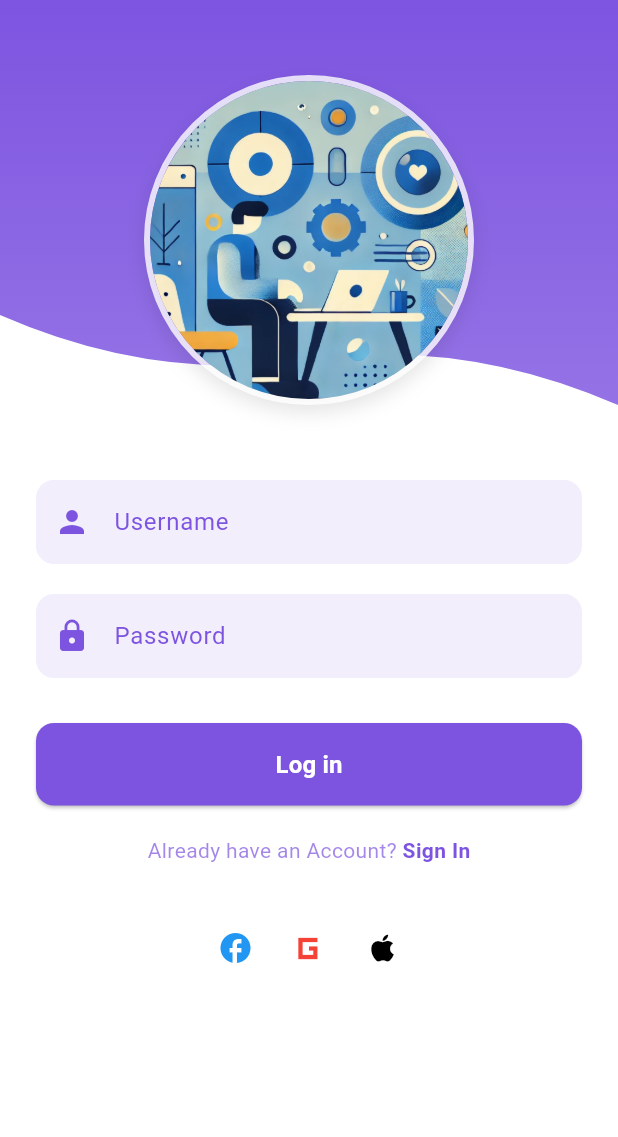
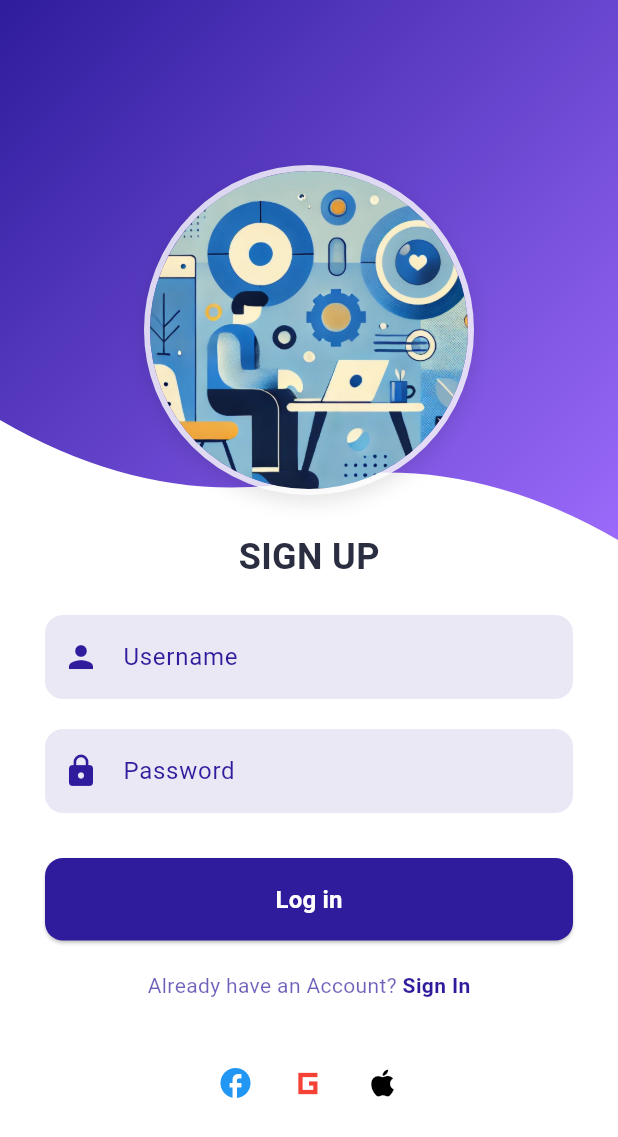
Before and after one commit to Kabudence/validation_ticket_system, a Flutter app: the LoginPage screen opened directly, on a phone screen of 412 x 824 dp. Shown: the top 1137 px of the screen. Run offline on Flutter 3.47's test engine with Material 3 defaults, Android fonts, the phone set to English and light mode, and no system bars; our stand-ins replace shared_preferences; accounts and stored records are empty.

Commit message:
feat:added new styles

```diff
--- a/lib/features/auth/presentation/pages/login_page.dart
+++ b/lib/features/auth/presentation/pages/login_page.dart
@@ -82,21 +82,14 @@ class _LoginPageState extends State<LoginPage> {
                 ClipPath(
                   clipper: WaveClipper(),
                   child: Container(
-                    height: 300,
-                    decoration: BoxDecoration(
-                      gradient: LinearGradient(
-                        colors: [
-                          AppColors.primaryBlue,
-                          AppColors.primaryBlue.withOpacity(0.8),
-                        ],
-                        begin: Alignment.topCenter,
-                        end: Alignment.bottomCenter,
-                      ),
+                    height: 400,
+                    decoration: const BoxDecoration(
+                      gradient: AppColors.customGradient, // Nuevo gradiente
                     ),
                   ),
                 ),
                 Positioned(
-                  top: 50,
+                  top: 110,
                   left: 0,
                   right: 0,
                   child: Column(
@@ -125,34 +118,38 @@ class _LoginPageState extends State<LoginPage> {
                           ),
                         ),
                       ),
-                      const SizedBox(height: 20),
+                      const SizedBox(height: 24),
                       const Text(
                         'SIGN UP',
                         style: TextStyle(
                           fontSize: 24,
                           fontWeight: FontWeight.bold,
-                          color: Colors.white,
+                          color: const Color(0xFF2B2E40),
                         ),
                       ),
+
                     ],
                   ),
                 ),
               ],
             ),
             Expanded(
+
               child: SingleChildScrollView(
-                padding: const EdgeInsets.symmetric(horizontal: 24.0),
+
+                padding: const EdgeInsets.symmetric(horizontal: 30.0),
                 child: Column(
                   children: [
-                    const SizedBox(height: 20),
+
+                    const SizedBox(height:10),
                     TextField(
                       controller: _usernameController,
                       decoration: InputDecoration(
-                        prefixIcon: Icon(Icons.person, color: AppColors.primaryBlue),
+                        prefixIcon: const Icon(Icons.person, color: Color(0xFF2E1C9C)), // Color oscuro del gradiente
                         labelText: 'Username',
-                        labelStyle: TextStyle(color: AppColors.primaryBlue),
+                        labelStyle: const TextStyle(color: Color(0xFF2E1C9C)), // Color del gradiente
                         filled: true,
-                        fillColor: AppColors.primaryBlue.withOpacity(0.1),
+                        fillColor: const Color(0xFF2E1C9C).withOpacity(0.1), // Fondo con opacidad
                         border: OutlineInputBorder(
                           borderRadius: BorderRadius.circular(12.0),
                           borderSide: BorderSide.none,
@@ -164,11 +161,11 @@ class _LoginPageState extends State<LoginPage> {
                       controller: _passwordController,
                       obscureText: true,
                       decoration: InputDecoration(
-                        prefixIcon: Icon(Icons.lock, color: AppColors.primaryBlue),
+                        prefixIcon: const Icon(Icons.lock, color: Color(0xFF2E1C9C)), // Color oscuro del gradiente
                         labelText: 'Password',
-                        labelStyle: TextStyle(color: AppColors.primaryBlue),
+                        labelStyle: const TextStyle(color: Color(0xFF2E1C9C)), // Color del gradiente
                         filled: true,
-                        fillColor: AppColors.primaryBlue.withOpacity(0.1),
+                        fillColor: const Color(0xFF2E1C9C).withOpacity(0.1), // Fondo con opacidad
                         border: OutlineInputBorder(
                           borderRadius: BorderRadius.circular(12.0),
                           borderSide: BorderSide.none,
@@ -179,7 +176,7 @@ class _LoginPageState extends State<LoginPage> {
                     ElevatedButton(
                       onPressed: _isLoading ? null : _login,
                       style: ElevatedButton.styleFrom(
-                        backgroundColor: AppColors.primaryBlue,
+                        backgroundColor: const Color(0xFF2E1C9C), // Color del gradiente
                         foregroundColor: Colors.white,
                         padding: const EdgeInsets.symmetric(vertical: 16.0),
                         minimumSize: const Size(double.infinity, 50),
@@ -198,13 +195,12 @@ class _LoginPageState extends State<LoginPage> {
                       ),
                     ),
                     const SizedBox(height: 20),
-                    // Enlace de "Ya tienes una cuenta"
                     Row(
                       mainAxisAlignment: MainAxisAlignment.center,
                       children: [
                         Text(
                           "Already have an Account? ",
-                          style: TextStyle(color: AppColors.primaryBlue.withOpacity(0.7)),
+                          style: TextStyle(color: const Color(0xFF2E1C9C).withOpacity(0.7)),
                         ),
                         GestureDetector(
                           onTap: () {
@@ -213,34 +209,31 @@ class _LoginPageState extends State<LoginPage> {
                           child: Text(
                             'Sign In',
                             style: TextStyle(
-                              color: AppColors.primaryBlue,
+                              color: const Color(0xFF2E1C9C),
                               fontWeight: FontWeight.bold,
                             ),
                           ),
                         ),
                       ],
                     ),
-                    // Iconos de redes
                     const SizedBox(height: 30),
-                    // Iconos de redes sociales
                     Row(
                       mainAxisAlignment: MainAxisAlignment.center,
                       children: [
                         IconButton(
                           onPressed: () {},
-                          icon: Icon(Icons.facebook, color: Colors.blue),
+                          icon: const Icon(Icons.facebook, color: Colors.blue),
                         ),
                         IconButton(
                           onPressed: () {},
-                          icon: Icon(Icons.g_mobiledata_sharp, color: Colors.red, size: 34),
+                          icon: const Icon(Icons.g_mobiledata_sharp, color: Colors.red, size: 34),
                         ),
                         IconButton(
                           onPressed: () {},
-                          icon: Icon(Icons.apple, color: Colors.black),
+                          icon: const Icon(Icons.apple, color: Colors.black),
                         ),
                       ],
                     ),
-
                   ],
                 ),
               ),
```
